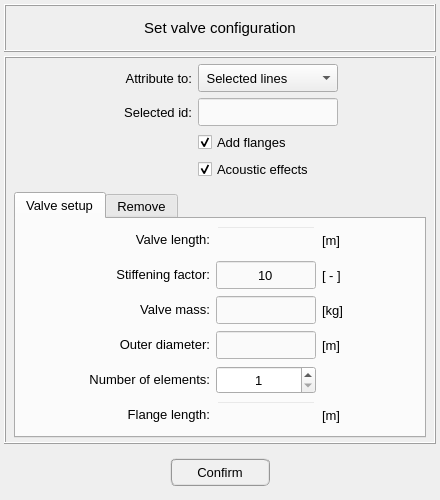
This is pulse/interface/ui_files/model/setup/structural/set_valve_input.ui in open-pulse/OpenPulse as Qt 5 draws it before an edit. The edited form follows.
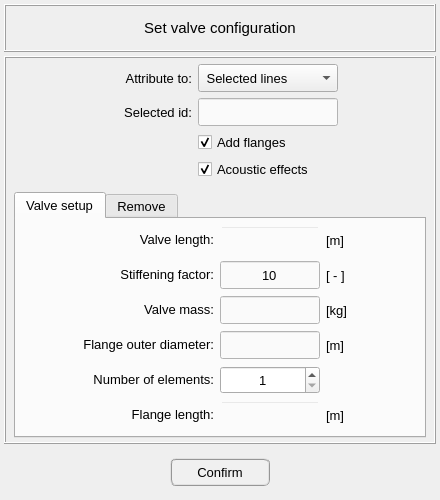
This is the edited form.

The edit to the form file:
```diff
--- a/pulse/interface/ui_files/model/setup/structural/set_valve_input.ui
+++ b/pulse/interface/ui_files/model/setup/structural/set_valve_input.ui
@@ -185,13 +185,13 @@
                </property>
                <property name="minimumSize">
                 <size>
-                 <width>132</width>
+                 <width>140</width>
                  <height>28</height>
                 </size>
                </property>
                <property name="maximumSize">
                 <size>
-                 <width>132</width>
+                 <width>140</width>
                  <height>28</height>
                 </size>
                </property>
@@ -251,13 +251,13 @@
                </property>
                <property name="minimumSize">
                 <size>
-                 <width>132</width>
+                 <width>140</width>
                  <height>28</height>
                 </size>
                </property>
                <property name="maximumSize">
                 <size>
-                 <width>132</width>
+                 <width>140</width>
                  <height>28</height>
                 </size>
                </property>
@@ -350,13 +350,13 @@
                </property>
                <property name="minimumSize">
                 <size>
-                 <width>132</width>
+                 <width>140</width>
                  <height>28</height>
                 </size>
                </property>
                <property name="maximumSize">
                 <size>
-                 <width>132</width>
+                 <width>140</width>
                  <height>28</height>
                 </size>
                </property>
@@ -608,13 +608,13 @@
                </property>
                <property name="minimumSize">
                 <size>
-                 <width>132</width>
+                 <width>140</width>
                  <height>28</height>
                 </size>
                </property>
                <property name="maximumSize">
                 <size>
-                 <width>132</width>
+                 <width>140</width>
                  <height>28</height>
                 </size>
                </property>
@@ -630,7 +630,7 @@
                 <bool>true</bool>
                </property>
                <property name="text">
-                <string>&lt;html&gt;&lt;head/&gt;&lt;body&gt;&lt;p align=&quot;right&quot;&gt;Outer diameter:&lt;/p&gt;&lt;/body&gt;&lt;/html&gt;</string>
+                <string>&lt;html&gt;&lt;head/&gt;&lt;body&gt;&lt;p align=&quot;right&quot;&gt;Flange outer diameter:&lt;/p&gt;&lt;/body&gt;&lt;/html&gt;</string>
                </property>
                <property name="alignment">
                 <set>Qt::AlignRight|Qt::AlignTrailing|Qt::AlignVCenter</set>
@@ -677,13 +677,13 @@
                </property>
                <property name="minimumSize">
                 <size>
-                 <width>132</width>
+                 <width>140</width>
                  <height>28</height>
                 </size>
                </property>
                <property name="maximumSize">
                 <size>
-                 <width>132</width>
+                 <width>140</width>
                  <height>28</height>
                 </size>
                </property>
@@ -713,13 +713,13 @@
                </property>
                <property name="minimumSize">
                 <size>
-                 <width>132</width>
+                 <width>140</width>
                  <height>28</height>
                 </size>
                </property>
                <property name="maximumSize">
                 <size>
-                 <width>132</width>
+                 <width>140</width>
                  <height>28</height>
                 </size>
                </property>
```
Left out of the diff: 3 changed lines with no effect on the pictures.
